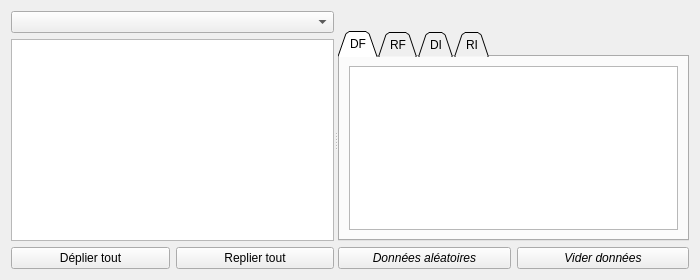
Before: the Qt Designer form formeditaudit.ui in GiPiLab/ProtonClassicSuite, drawn with Qt 5.
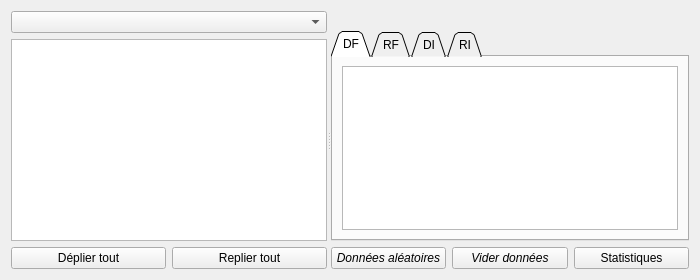
After: the same form once the commit is applied.

The edit to the form file:
```diff
--- a/formeditaudit.ui
+++ b/formeditaudit.ui
@@ -226,6 +226,13 @@
            </property>
           </widget>
          </item>
+         <item>
+          <widget class="QPushButton" name="statsButton">
+           <property name="text">
+            <string>Statistiques</string>
+           </property>
+          </widget>
+         </item>
         </layout>
        </item>
       </layout>
```
